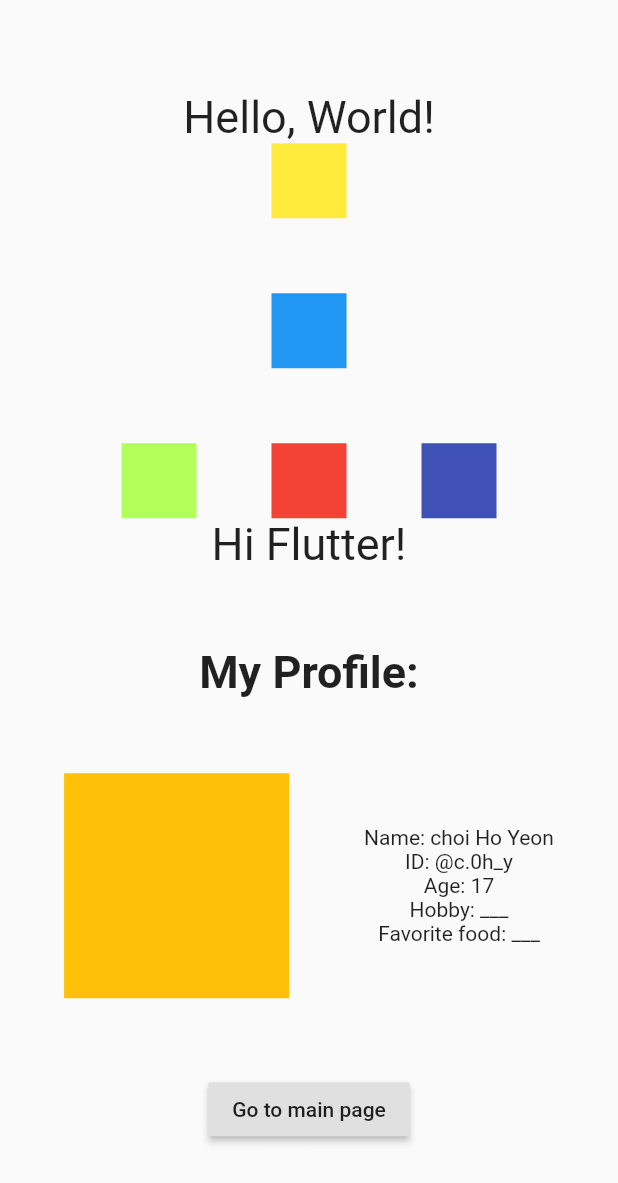
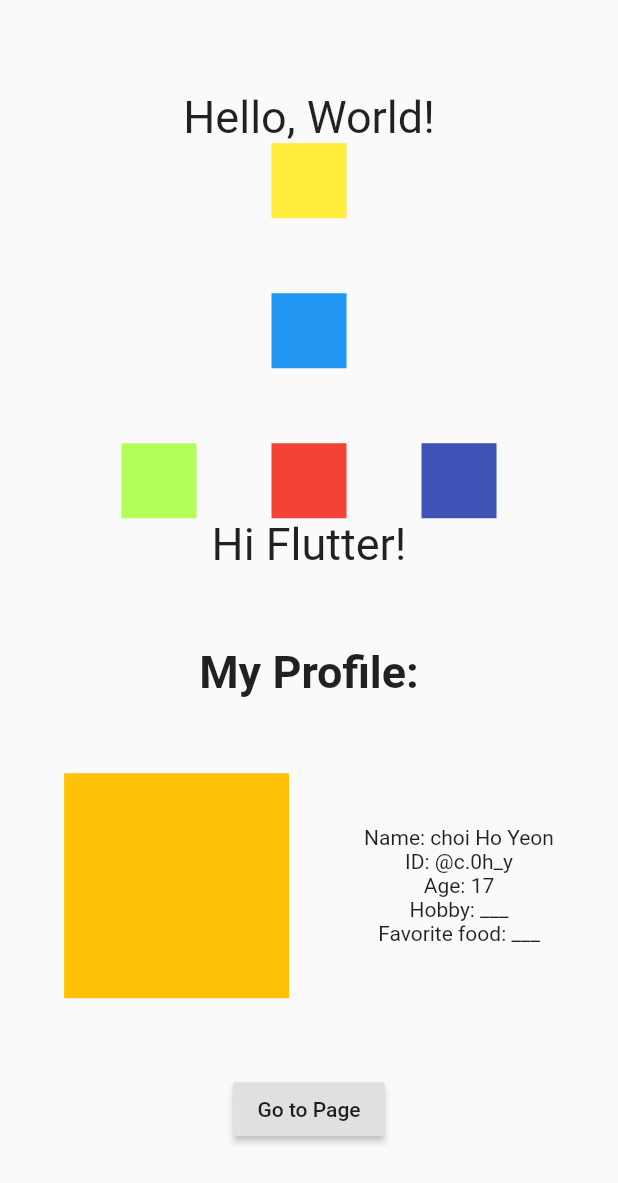
Before and after one commit to MurukMuruk/getX, a Flutter app: the screen it shows after launch, on a phone screen of 412 x 824 dp. Shown: the top 1183 px of the screen. Run offline on Flutter 3.47's test engine with Material 2 defaults, Android fonts, the phone set to English and light mode, and no system bars; our stand-ins replace get.

Commit message:
init code

```diff
--- a/lib/main.dart
+++ b/lib/main.dart
@@ -1,24 +1,32 @@
+import 'package:get/get.dart';
+import 'package:flutter/cupertino.dart';
 import 'package:flutter/material.dart';
 import 'package:untitled1/src/first.dart';
 
-void main(){
-  runApp(const MaterialApp(home: MyApp(),));
-}
+void main() => runApp(app());
 
-class MyApp extends StatefulWidget
-{
-  const MyApp({Key? key}) : super(key: key);
-  static const color = const Color(0xff42f551);
+class app extends StatelessWidget {
+  const app({Key? key}) : super(key: key);
 
 
   @override
-  State<MyApp> createState() => _MyAppState();
+  Widget build(BuildContext context) {
+    return GetMaterialApp(
+      home: good(),
+      initialRoute: "/",
+      getPages: [
+        GetPage(name: '/', page: ()=> const home()),
+      ],
+    );
+
+  }
 }
 
-class _MyAppState extends State<MyApp> {
+
+class good extends StatelessWidget {
+  const good({Key? key}) : super(key: key);
+
   @override
-  _MyAppState createState()=> _MyAppState();
-
   Widget build(BuildContext context) {
     return Scaffold(
       body: Center(
@@ -70,7 +78,8 @@ class _MyAppState extends State<MyApp> {
             SizedBox(height: 50,),
 
             Container(
-          child: Text("My Profile:", style: TextStyle(fontSize: 30, fontWeight: FontWeight.bold),),
+              child: Text("My Profile:",
+                style: TextStyle(fontSize: 30, fontWeight: FontWeight.bold),),
             ),
 
 
@@ -97,14 +106,11 @@ class _MyAppState extends State<MyApp> {
             ),
 
             SizedBox(height: 50,),
-       RaisedButton(child: Text("Go to main page"),
-
-           onPressed:()
-       {
-
-         Navigator.push(context, MaterialPageRoute(builder: (context)=>first()));
+            RaisedButton(child: Text('Go to Page'),
+                onPressed: () {
+                  Get.toNamed('/home');
                 }
-       )
+            ),
           ],
         ),
       ),
--- a/pubspec.yaml
+++ b/pubspec.yaml
@@ -27,6 +27,7 @@ environment:
 # the latest version available on pub.dev. To see which dependencies have newer
 # versions available, run `flutter pub outdated`.
 dependencies:
+  get:
   flutter:
     sdk: flutter
 
```
Also changed, not shown: lib/src/first.dart (+26 -3 lines), pubspec.lock. Lines whose indentation alone changed are shown as unchanged.
